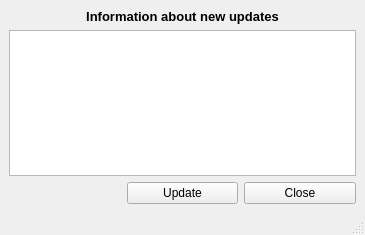
This is ui/readsql_show_info.ui in Giswater/giswater_qgis_plugin as Qt 5 draws it before an edit. The edited form follows.
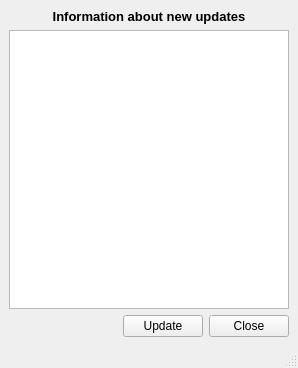
This is the edited form.

```diff
--- a/ui/readsql_show_info.ui
+++ b/ui/readsql_show_info.ui
@@ -6,8 +6,8 @@
    <rect>
     <x>0</x>
     <y>0</y>
-    <width>365</width>
-    <height>235</height>
+    <width>298</width>
+    <height>368</height>
    </rect>
   </property>
   <property name="windowTitle">
@@ -18,20 +18,6 @@
   </property>
   <widget class="QWidget" name="centralwidget">
    <layout class="QGridLayout" name="gridLayout_2">
-    <item row="1" column="2">
-     <widget class="QPushButton" name="btn_close">
-      <property name="text">
-       <string>Close</string>
-      </property>
-     </widget>
-    </item>
-    <item row="1" column="1">
-     <widget class="QPushButton" name="btn_update">
-      <property name="text">
-       <string>Update</string>
-      </property>
-     </widget>
-    </item>
     <item row="0" column="0" colspan="3">
      <layout class="QVBoxLayout" name="verticalLayout">
       <item>
@@ -63,6 +49,37 @@
       </item>
      </layout>
     </item>
+    <item row="1" column="0" colspan="3">
+     <layout class="QHBoxLayout" name="horizontalLayout">
+      <item>
+       <spacer name="horizontalSpacer">
+        <property name="orientation">
+         <enum>Qt::Horizontal</enum>
+        </property>
+        <property name="sizeHint" stdset="0">
+         <size>
+          <width>450</width>
+          <height>20</height>
+         </size>
+        </property>
+       </spacer>
+      </item>
+      <item>
+       <widget class="QPushButton" name="btn_update">
+        <property name="text">
+         <string>Update</string>
+        </property>
+       </widget>
+      </item>
+      <item>
+       <widget class="QPushButton" name="btn_close">
+        <property name="text">
+         <string>Close</string>
+        </property>
+       </widget>
+      </item>
+     </layout>
+    </item>
    </layout>
   </widget>
   <widget class="QStatusBar" name="statusbar"/>
```
